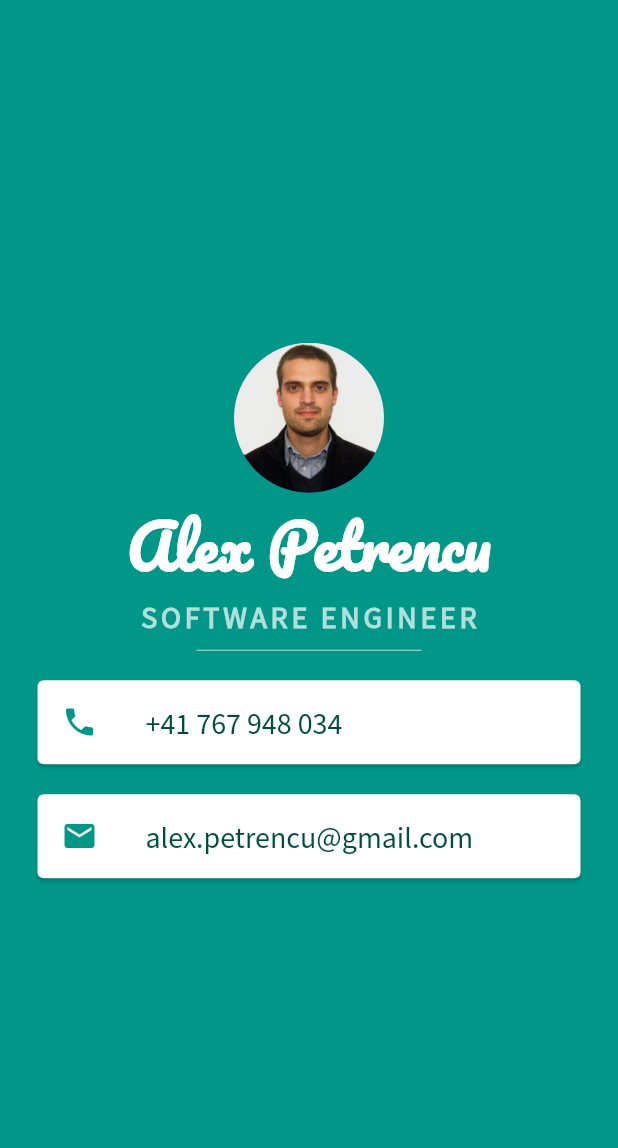
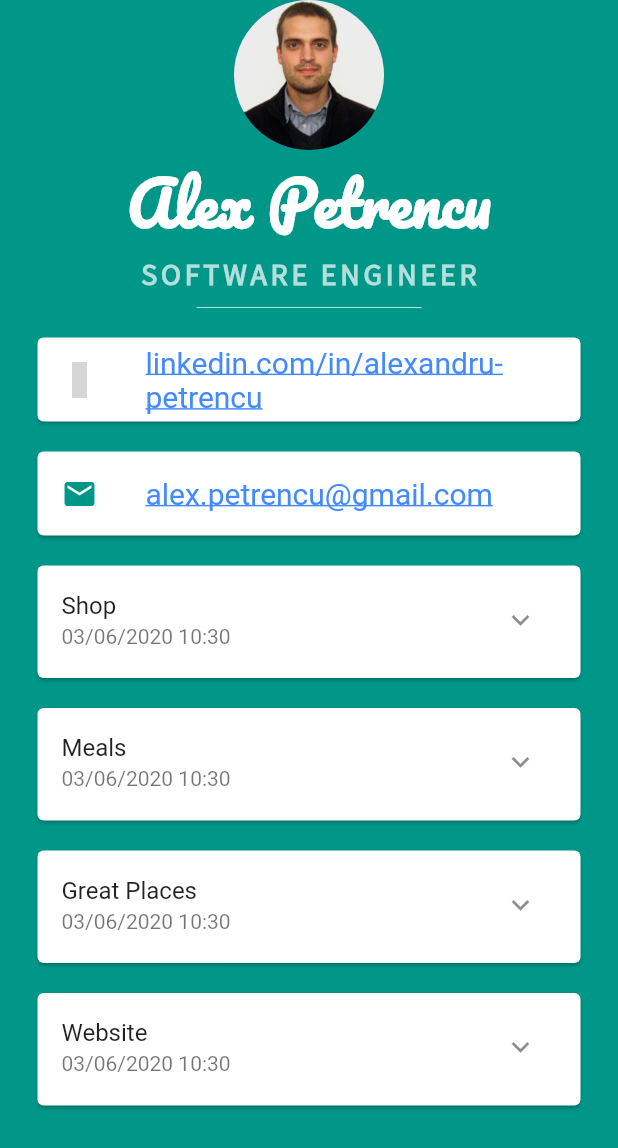
Before and after one commit to pit304/flutter_website, a Flutter app: the screen it shows after launch, on a phone screen of 412 x 824 dp. Shown: the top 1148 px of the screen. Run offline on Flutter 3.47's test engine with Material 2 defaults, Android fonts, the phone set to English and light mode, and no system bars; drawn by our look-alikes of flutter_linkify; our stand-ins replace flutter_icons; grey boxes are pictures that could not be loaded.

Commit message:
added projects section

```diff
--- a/lib/main.dart
+++ b/lib/main.dart
@@ -1,8 +1,13 @@
 import 'package:flutter/material.dart';
+import 'package:provider/provider.dart';
+import 'package:flutter_icons/flutter_icons.dart';
+import 'package:flutter_linkify/flutter_linkify.dart';
+import 'package:url_launcher/url_launcher.dart';
 
-void main() {
-  runApp(MyApp());
-}
+import './screens/project_list_screen.dart';
+import 'providers/projects.dart';
+
+void main() => runApp(MyApp());
 
 class MyApp extends StatelessWidget {
   @override
@@ -11,9 +16,8 @@ class MyApp extends StatelessWidget {
       home: Scaffold(
         backgroundColor: Colors.teal,
         body: SafeArea(
-            child: Column(
-          mainAxisAlignment: MainAxisAlignment.center,
-          children: <Widget>[
+          child: Column(mainAxisAlignment: MainAxisAlignment.center, children: <
+              Widget>[
             CircleAvatar(
               radius: 50.0,
               backgroundImage: AssetImage('images/alex.png'),
@@ -48,11 +52,12 @@ class MyApp extends StatelessWidget {
                 margin: EdgeInsets.symmetric(vertical: 10.0, horizontal: 25.0),
                 child: ListTile(
                   leading: Icon(
-                    Icons.phone,
+                    MaterialCommunityIcons.linkedin,
                     color: Colors.teal,
                   ),
-                  title: Text(
-                    '+41 767 948 034',
+                  title: SelectableLinkify(
+                    onOpen: _onOpen,
+                    text: "https://linkedin.com/in/alexandru-petrencu",
                     style: TextStyle(
                       color: Colors.teal.shade900,
                       fontFamily: 'Source Sans Pro',
@@ -67,17 +72,31 @@ class MyApp extends StatelessWidget {
                   Icons.email,
                   color: Colors.teal,
                 ),
-                  title: Text(
-                    'alex.petrencu@gmail.com',
+                title: Linkify(
+                  onOpen: _onOpen,
+                  text: 'alex.petrencu@gmail.com',
                   style: TextStyle(
                       fontSize: 20.0,
                       color: Colors.teal.shade900,
                       fontFamily: 'Source Sans Pro'),
                 ),
-                ))
-          ],
-        )),
+              ),
+            ),
+            ChangeNotifierProvider.value(
+              value: Projects(),
+              child: ProjectListScreen(),
+            )
+          ]),
+        ),
       ),
     );
   }
+
+  Future<void> _onOpen(LinkableElement link) async {
+    if (await canLaunch(link.url)) {
+      await launch(link.url);
+    } else {
+      throw 'Could not launch $link';
     }
+  }
+}
--- /dev/null
+++ b/lib/providers/projects.dart
@@ -0,0 +1,43 @@
+import 'package:flutter/foundation.dart';
+
+class Project {
+  final String id;
+  final String title;
+  final String description;
+  final bool completed;
+  final String url;
+  final String codeUrl;
+  final DateTime completionDate;
+
+  Project(
+    this.id,
+    this.title,
+    this.description,
+    this.completed,
+    this.url,
+    this.codeUrl,
+    this.completionDate,
+  );
+}
+
+class Projects with ChangeNotifier {
+  List<Project> _projects = [];
+
+  List<Project> get projects {
+    return [..._projects];
+  }
+
+  Future<void> fetchAndSetProjects() async {
+    _projects = await Future<List<Project>>.value([
+      Project('1', "Shop", "Flutter Shop", true, "flutter-shop.petrencu.ro", "github.com/pit304/flutter_shop", DateTime.now()),
+      Project('2', "Meals", "Flutter Meals", true, "flutter-shop.petrencu.ro", "github.com/pit304/flutter_meals", DateTime.now()),
+      Project('3', "Great Places", "Flutter Great Places", true, "flutter-shop.petrencu.ro", "github.com/pit304/flutter_great_places", DateTime.now()),
+      Project('4', "Website", "Flutter Meals", true, "alex.petrencu.ro", "github.com/pit304/flutter_website", DateTime.now())
+    ]);
+    notifyListeners();
+  }
+
+    Project findById(String id) {
+    return _projects.firstWhere((project) => project.id == id);
+  }
+}
--- /dev/null
+++ b/lib/screens/project_list_screen.dart
@@ -0,0 +1,37 @@
+import 'package:flutter/material.dart';
+import 'package:provider/provider.dart';
+
+import '../providers/projects.dart';
+import '../widgets/project_item.dart';
+
+class ProjectListScreen extends StatelessWidget {
+  @override
+  Widget build(BuildContext context) {
+    return FutureBuilder(
+        future:
+            Provider.of<Projects>(context, listen: false).fetchAndSetProjects(),
+        builder: (ctx, dataSnapshot) {
+          if (dataSnapshot.connectionState == ConnectionState.waiting) {
+            return Center(child: CircularProgressIndicator());
+          } else if (dataSnapshot.error != null) {
+            // .. error handling
+            return Center(
+              child: Text('An error occured!'),
+            );
+          } else {
+            return Consumer<Projects>(
+              child: Center(
+                child: Text('Got no projects yet, start adding some!'),
+              ),
+              builder: (ctx, projectData, child) => Expanded(
+                child: ListView.builder(
+                  itemCount: projectData.projects.length,
+                  itemBuilder: (ctx, index) =>
+                      ProjectItem(projectData.projects[index]),
+                ),
+              ),
+            );
+          }
+        });
+  }
+}
--- /dev/null
+++ b/lib/widgets/project_item.dart
@@ -0,0 +1,64 @@
+import 'package:flutter/material.dart';
+import 'package:intl/intl.dart';
+
+import '../providers/projects.dart';
+
+class ProjectItem extends StatefulWidget {
+  final Project project;
+
+  ProjectItem(this.project);
+
+  @override
+  _ProjectItemState createState() => _ProjectItemState();
+}
+
+class _ProjectItemState extends State<ProjectItem> {
+  var _expanded = false;
+  @override
+  Widget build(BuildContext context) {
+    return Container(
+      height: _expanded ? 202 : 95,
+      child: Card(
+        margin: EdgeInsets.symmetric(vertical: 10.0, horizontal: 25.0),
+        child: Column(
+          children: <Widget>[
+            ListTile(
+              title: Text(widget.project.title),
+              subtitle: Text(
+                  DateFormat('dd/MM/yyyy HH:mm').format(widget.project.completionDate)),
+              trailing: IconButton(
+                icon: Icon(_expanded ? Icons.expand_less : Icons.expand_more),
+                onPressed: () {
+                  setState(() {
+                    _expanded = !_expanded;
+                  });
+                },
+              ),
+            ),
+            Container(
+              padding: EdgeInsets.symmetric(horizontal: 15, vertical: 4),
+              height: _expanded ? 110 : 0,
+              child: ListView(
+                children: <Widget>[
+                            Text(widget.project.description,
+                              style: TextStyle(
+                                fontSize: 18,
+                                color: Colors.grey,
+                              ),
+                            ),
+                            Text(
+                              '${widget.project.completed} ${widget.project.completionDate}',
+                              style: TextStyle(
+                                fontSize: 18,
+                                color: Colors.grey,
+                              ),
+                            )
+                          ],
+                        ),
+                      ),
+                    ],
+                ),
+              ),
+            );
+  }
+}
--- a/pubspec.yaml
+++ b/pubspec.yaml
@@ -23,7 +23,11 @@ environment:
 dependencies:
   flutter:
     sdk: flutter
-
+  provider: ^4.1.2
+  intl: ^0.16.1
+  flutter_icons: ^1.1.0
+  url_launcher: ^5.4.10
+  flutter_linkify: ^3.1.3
 
   # The following adds the Cupertino Icons font to your application.
   # Use with the CupertinoIcons class for iOS style icons.
```
Also changed, not shown: pubspec.lock. Lines whose indentation alone changed are shown as unchanged.
